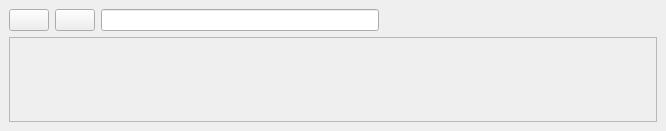
prymatex/prymatex, file src/prymatex/gui/ui_files/logwidget.ui: the form before one commit.
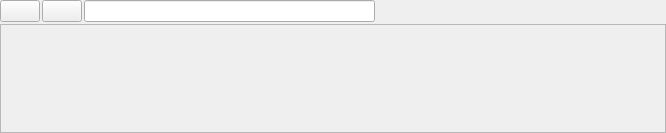
The form after the commit. Icons and pictures are not drawn.

Commit message: new uis for bundle editor

```diff
--- a/src/prymatex/gui/ui_files/logwidget.ui
+++ b/src/prymatex/gui/ui_files/logwidget.ui
@@ -7,7 +7,7 @@
     <x>0</x>
     <y>0</y>
     <width>666</width>
-    <height>131</height>
+    <height>133</height>
    </rect>
   </property>
   <property name="windowIcon">
@@ -25,6 +25,12 @@
   </property>
   <widget class="QWidget" name="dockWidgetContents">
    <layout class="QVBoxLayout" name="verticalLayout">
+    <property name="spacing">
+     <number>2</number>
+    </property>
+    <property name="margin">
+     <number>0</number>
+    </property>
     <item>
      <layout class="QHBoxLayout" name="horizontalLayout">
       <item>
```
Left out of the diff: 6 changed lines with no effect on the pictures. The commit also changes 6 other files.
